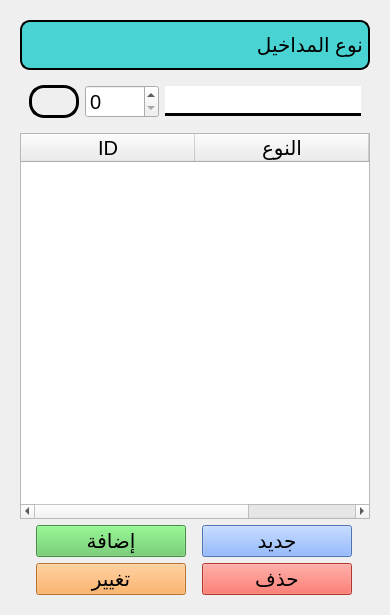
Before: the Qt Designer form app/ui/forms/setting_with_code_form.ui in yahiab05/student-managment-v2.0, drawn with Qt 5.
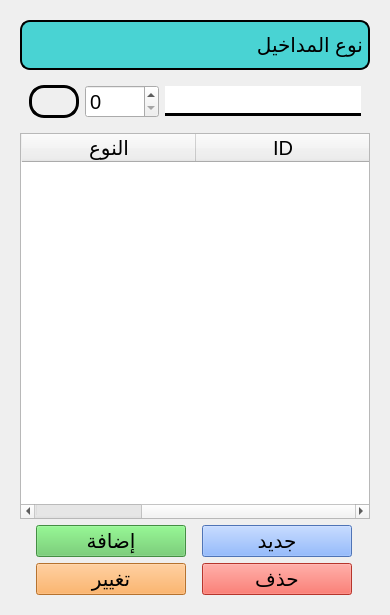
After: the same form once the commit is applied.

What changed in the file:
```diff
--- a/app/ui/forms/setting_with_code_form.ui
+++ b/app/ui/forms/setting_with_code_form.ui
@@ -152,7 +152,7 @@
          </font>
         </property>
         <property name="layoutDirection">
-         <enum>Qt::LeftToRight</enum>
+         <enum>Qt::RightToLeft</enum>
         </property>
         <property name="editTriggers">
          <set>QAbstractItemView::NoEditTriggers</set>
```
Left out of the diff: 8 changed lines with no effect on the pictures.
